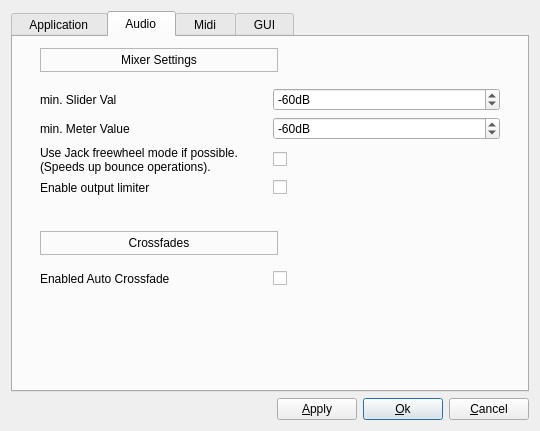
falkTX/los, file los/widgets/gensetbase.ui: the form before one commit.
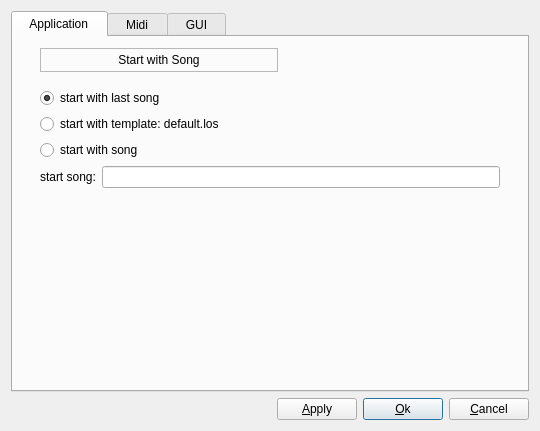
The form after the commit. The open tabs and pages were chosen to show the change.

Commit message: Remove references to freewheel, bounce and aux, other cleanup

```diff
--- a/los/widgets/gensetbase.ui
+++ b/los/widgets/gensetbase.ui
@@ -7,7 +7,7 @@
     <x>0</x>
     <y>0</y>
     <width>540</width>
-    <height>395</height>
+    <height>385</height>
    </rect>
   </property>
   <property name="windowTitle">
@@ -183,337 +183,6 @@
        </item>
       </layout>
      </widget>
-     <widget class="QWidget" name="tabAudio">
-      <attribute name="title">
-       <string>  Audio  </string>
-      </attribute>
-      <layout class="QVBoxLayout" name="verticalLayout_9">
-       <property name="spacing">
-        <number>0</number>
-       </property>
-       <item>
-        <layout class="QHBoxLayout" name="horizontalLayout_5">
-         <property name="spacing">
-          <number>0</number>
-         </property>
-         <property name="topMargin">
-          <number>0</number>
-         </property>
-         <item>
-          <spacer name="horizontalSpacer_7">
-           <property name="orientation">
-            <enum>Qt::Horizontal</enum>
-           </property>
-           <property name="sizeType">
-            <enum>QSizePolicy::Fixed</enum>
-           </property>
-           <property name="sizeHint" stdset="0">
-            <size>
-             <width>16</width>
-             <height>20</height>
-            </size>
-           </property>
-          </spacer>
-         </item>
-         <item>
-          <widget class="QFrame" name="mixerLabelFrame">
-           <property name="sizePolicy">
-            <sizepolicy hsizetype="Expanding" vsizetype="Fixed">
-             <horstretch>0</horstretch>
-             <verstretch>0</verstretch>
-            </sizepolicy>
-           </property>
-           <property name="frameShape">
-            <enum>QFrame::StyledPanel</enum>
-           </property>
-           <property name="frameShadow">
-            <enum>QFrame::Raised</enum>
-           </property>
-           <layout class="QVBoxLayout" name="verticalLayout_10">
-            <property name="spacing">
-             <number>0</number>
-            </property>
-            <property name="leftMargin">
-             <number>20</number>
-            </property>
-            <property name="topMargin">
-             <number>4</number>
-            </property>
-            <property name="rightMargin">
-             <number>20</number>
-            </property>
-            <property name="bottomMargin">
-             <number>4</number>
-            </property>
-            <item>
-             <widget class="QLabel" name="mixerLabel">
-              <property name="text">
-               <string>Mixer Settings</string>
-              </property>
-              <property name="alignment">
-               <set>Qt::AlignCenter</set>
-              </property>
-             </widget>
-            </item>
-           </layout>
-          </widget>
-         </item>
-         <item>
-          <spacer name="horizontalSpacer_8">
-           <property name="orientation">
-            <enum>Qt::Horizontal</enum>
-           </property>
-           <property name="sizeHint" stdset="0">
-            <size>
-             <width>40</width>
-             <height>20</height>
-            </size>
-           </property>
-          </spacer>
-         </item>
-        </layout>
-       </item>
-       <item>
-        <widget class="QFrame" name="mixerSettingsFrame">
-         <layout class="QGridLayout" name="gridLayout5">
-          <property name="margin">
-           <number>16</number>
-          </property>
-          <property name="spacing">
-           <number>6</number>
-          </property>
-          <item row="0" column="1">
-           <widget class="QSpinBox" name="minSliderSelect">
-            <property name="suffix">
-             <string>dB</string>
-            </property>
-            <property name="minimum">
-             <number>-100</number>
-            </property>
-            <property name="maximum">
-             <number>0</number>
-            </property>
-            <property name="singleStep">
-             <number>10</number>
-            </property>
-            <property name="value">
-             <number>-60</number>
-            </property>
-           </widget>
-          </item>
-          <item row="2" column="0">
-           <widget class="QLabel" name="freewheelLabel">
-            <property name="text">
-             <string>Use Jack freewheel mode if possible.
-(Speeds up bounce operations).</string>
-            </property>
-            <property name="wordWrap">
-             <bool>false</bool>
-            </property>
-           </widget>
-          </item>
-          <item row="3" column="0">
-           <widget class="QLabel" name="textLabel1_5_2">
-            <property name="text">
-             <string>Enable output limiter</string>
-            </property>
-            <property name="wordWrap">
-             <bool>false</bool>
-            </property>
-           </widget>
-          </item>
-          <item row="1" column="1">
-           <widget class="QSpinBox" name="minMeterSelect">
-            <property name="suffix">
-             <string>dB</string>
-            </property>
-            <property name="minimum">
-             <number>-100</number>
-            </property>
-            <property name="maximum">
-             <number>0</number>
-            </property>
-            <property name="singleStep">
-             <number>10</number>
-            </property>
-            <property name="value">
-             <number>-60</number>
-            </property>
-           </widget>
-          </item>
-          <item row="0" column="0">
-           <widget class="QLabel" name="TextLabel2_2">
-            <property name="text">
-             <string>min. Slider Val</string>
-            </property>
-            <property name="wordWrap">
-             <bool>false</bool>
-            </property>
-           </widget>
-          </item>
-          <item row="1" column="0">
-           <widget class="QLabel" name="TextLabel3_2">
-            <property name="text">
-             <string>min. Meter Value</string>
-            </property>
-            <property name="wordWrap">
-             <bool>false</bool>
-            </property>
-           </widget>
-          </item>
-          <item row="2" column="1">
-           <widget class="QCheckBox" name="freewheelCheckBox">
-            <property name="text">
-             <string/>
-            </property>
-           </widget>
-          </item>
-          <item row="3" column="1">
-           <widget class="QCheckBox" name="outputLimiterCheckBox">
-            <property name="text">
-             <string/>
-            </property>
-           </widget>
-          </item>
-         </layout>
-        </widget>
-       </item>
-       <item>
-        <spacer name="verticalSpacer_5">
-         <property name="orientation">
-          <enum>Qt::Vertical</enum>
-         </property>
-         <property name="sizeType">
-          <enum>QSizePolicy::Fixed</enum>
-         </property>
-         <property name="sizeHint" stdset="0">
-          <size>
-           <width>20</width>
-           <height>20</height>
-          </size>
-         </property>
-        </spacer>
-       </item>
-       <item>
-        <layout class="QHBoxLayout" name="horizontalLayout_6">
-         <property name="spacing">
-          <number>0</number>
-         </property>
-         <property name="topMargin">
-          <number>0</number>
-         </property>
-         <item>
-          <spacer name="horizontalSpacer_9">
-           <property name="orientation">
-            <enum>Qt::Horizontal</enum>
-           </property>
-           <property name="sizeType">
-            <enum>QSizePolicy::Fixed</enum>
-           </property>
-           <property name="sizeHint" stdset="0">
-            <size>
-             <width>16</width>
-             <height>20</height>
-            </size>
-           </property>
-          </spacer>
-         </item>
-         <item>
-          <widget class="QFrame" name="crossfadeLabelFrame">
-           <property name="sizePolicy">
-            <sizepolicy hsizetype="Expanding" vsizetype="Fixed">
-             <horstretch>0</horstretch>
-             <verstretch>0</verstretch>
-            </sizepolicy>
-           </property>
-           <property name="frameShape">
-            <enum>QFrame::StyledPanel</enum>
-           </property>
-           <property name="frameShadow">
-            <enum>QFrame::Raised</enum>
-           </property>
-           <layout class="QVBoxLayout" name="verticalLayout_11">
-            <property name="spacing">
-             <number>0</number>
-            </property>
-            <property name="leftMargin">
-             <number>20</number>
-            </property>
-            <property name="topMargin">
-             <number>4</number>
-            </property>
-            <property name="rightMargin">
-             <number>20</number>
-            </property>
-            <property name="bottomMargin">
-             <number>4</number>
-            </property>
-            <item>
-             <widget class="QLabel" name="crossfadeLabel">
-              <property name="text">
-               <string>Crossfades</string>
-              </property>
-              <property name="alignment">
-               <set>Qt::AlignCenter</set>
-              </property>
-             </widget>
-            </item>
-           </layout>
-          </widget>
-         </item>
-         <item>
-          <spacer name="horizontalSpacer_10">
-           <property name="orientation">
-            <enum>Qt::Horizontal</enum>
-           </property>
-           <property name="sizeHint" stdset="0">
-            <size>
-             <width>40</width>
-             <height>20</height>
-            </size>
-           </property>
-          </spacer>
-         </item>
-        </layout>
-       </item>
-       <item>
-        <widget class="QFrame" name="crossfadeSettingsFrame">
-         <layout class="QHBoxLayout" name="horizontalLayout_8">
-          <property name="margin">
-           <number>16</number>
-          </property>
-          <item>
-           <widget class="QLabel" name="label">
-            <property name="text">
-             <string>Enabled Auto Crossfade</string>
-            </property>
-           </widget>
-          </item>
-          <item>
-           <widget class="QCheckBox" name="m_chkAutofade">
-            <property name="text">
-             <string/>
-            </property>
-           </widget>
-          </item>
-         </layout>
-        </widget>
-       </item>
-       <item>
-        <spacer name="verticalSpacer_4">
-         <property name="orientation">
-          <enum>Qt::Vertical</enum>
-         </property>
-         <property name="sizeHint" stdset="0">
-          <size>
-           <width>20</width>
-           <height>40</height>
-          </size>
-         </property>
-        </spacer>
-       </item>
-      </layout>
-     </widget>
      <widget class="QWidget" name="tabMidi">
       <attribute name="title">
        <string>  Midi  </string>
```
The commit also changes 29 other files.
